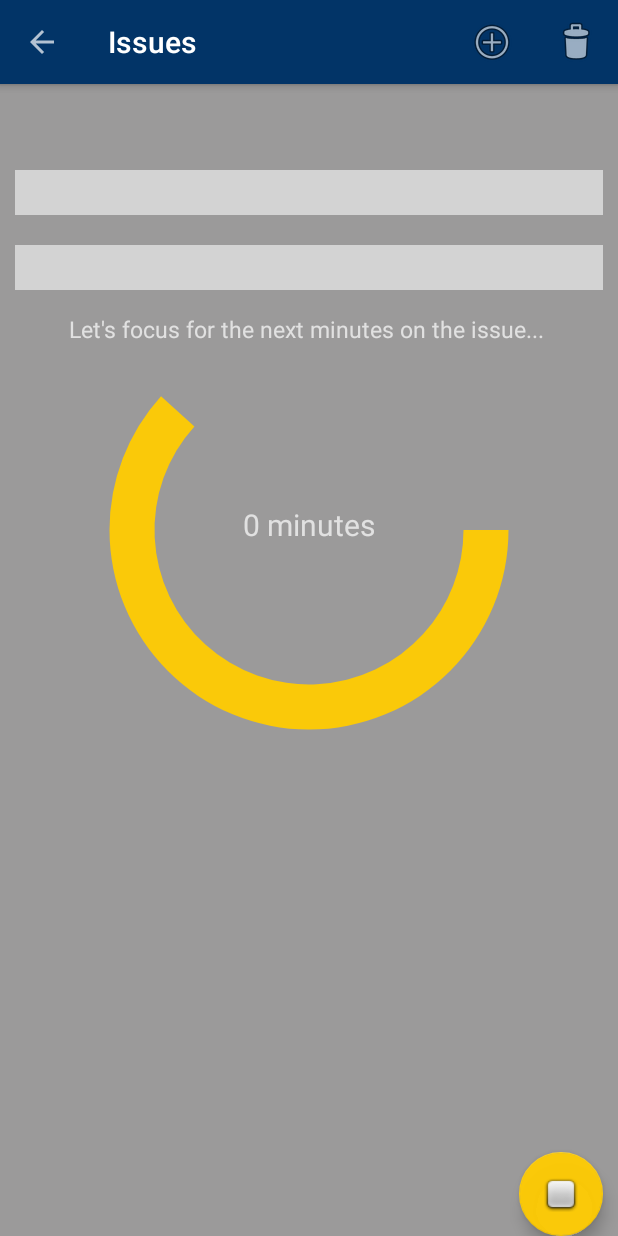
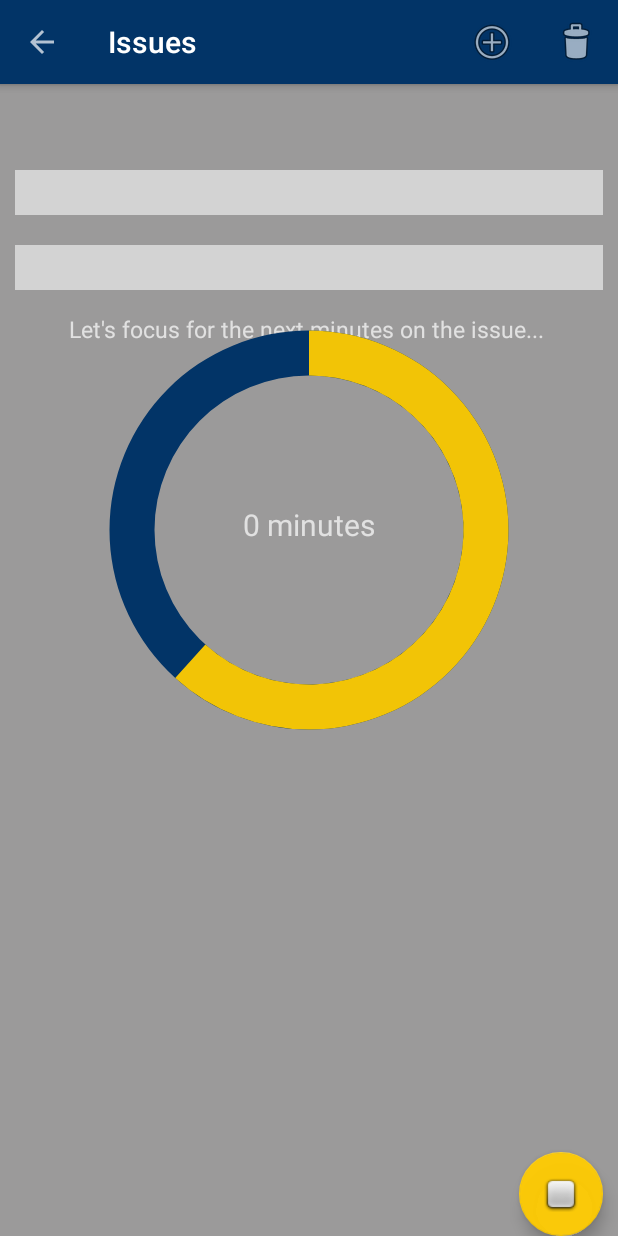
Before and after one commit to themitsou/Practical-3, an Android app: the fragment ClubActivityDetailsFragment placed in its activity, after a tap on an icon or button, on a phone screen of 412 x 824 dp. Run offline under Robolectric (Android 15) with nearby library versions, the phone set to English and light mode, and no system bars; 1 statement that could not run was skipped.

Commit message:
Add Theme Improvements

```diff
--- a/app/src/main/java/gr/academic/city/sdmd/projectissues/ui/activity/fragments/ClubActivityDetailsFragment.java
+++ b/app/src/main/java/gr/academic/city/sdmd/projectissues/ui/activity/fragments/ClubActivityDetailsFragment.java
@@ -191,6 +191,7 @@ public class ClubActivityDetailsFragment extends Fragment implements LoaderManag
         gifView = (GifImageView) view.findViewById(R.id.trophyGifView);
 
         progressBar = (ProgressBar) view.findViewById(R.id.progressBar);
+        progressBar.setRotation(-90f);
         animation = ObjectAnimator.ofInt(progressBar, "progress", 1000, 0);
 
         myFab = (FloatingActionButton) view.findViewById(R.id.floatingActionButton);
@@ -214,6 +215,7 @@ public class ClubActivityDetailsFragment extends Fragment implements LoaderManag
     private void cancelWork() {
         myFab.setImageResource(android.R.drawable.ic_media_play);
         animation.end();
+        progressBar.setVisibility(View.INVISIBLE);
         mCountDownWorkTimer.cancel();
         mCountDownShortBrakeTimer.cancel();
         mCountDownLongBrakeTimer.cancel();
@@ -299,6 +301,7 @@ public class ClubActivityDetailsFragment extends Fragment implements LoaderManag
     }
 
     public void startAnimation(long duration) {
+        progressBar.setVisibility(View.VISIBLE);
         animation.end();
         animation.setDuration(duration); //in milliseconds
         animation.setInterpolator(new DecelerateInterpolator());
--- a/app/src/main/res/drawable/circular.xml
+++ b/app/src/main/res/drawable/circular.xml
@@ -1,8 +1,22 @@
 <?xml version="1.0" encoding="utf-8"?>
-<shape android:useLevel="true"
-    android:innerRadiusRatio="4"
-    android:shape="ring"
-    android:thickness="30sp"
-    xmlns:android="http://schemas.android.com/apk/res/android">
-    <solid android:color="?android:colorAccent" />
-</shape>
+
+<layer-list xmlns:android="http://schemas.android.com/apk/res/android" >
+    <item android:id="@android:id/background">
+        <shape
+            android:innerRadiusRatio="4"
+            android:shape="ring"
+            android:useLevel="false"
+            android:thickness="30dp">
+            <solid android:color="?android:colorPrimary"/>
+        </shape>
+    </item>
+    <item android:id="@android:id/progress">
+        <shape
+            android:innerRadiusRatio="4"
+            android:shape="ring"
+            android:useLevel="true"
+            android:thickness="30dp">
+            <solid android:color="?android:colorAccent"/>
+        </shape>
+    </item>
+</layer-list>
--- a/app/src/main/res/layout/fragment_club_activity_details.xml
+++ b/app/src/main/res/layout/fragment_club_activity_details.xml
@@ -70,7 +70,8 @@
         android:progressDrawable="@drawable/circular"
         android:layout_below="@+id/tv_club_activity_long_note"
         android:layout_alignParentLeft="true"
-        android:layout_alignParentStart="true" />
+        android:layout_alignParentStart="true"
+        android:visibility="invisible"/>
 
     <TextView
         android:id="@+id/tv_progressText"
```
